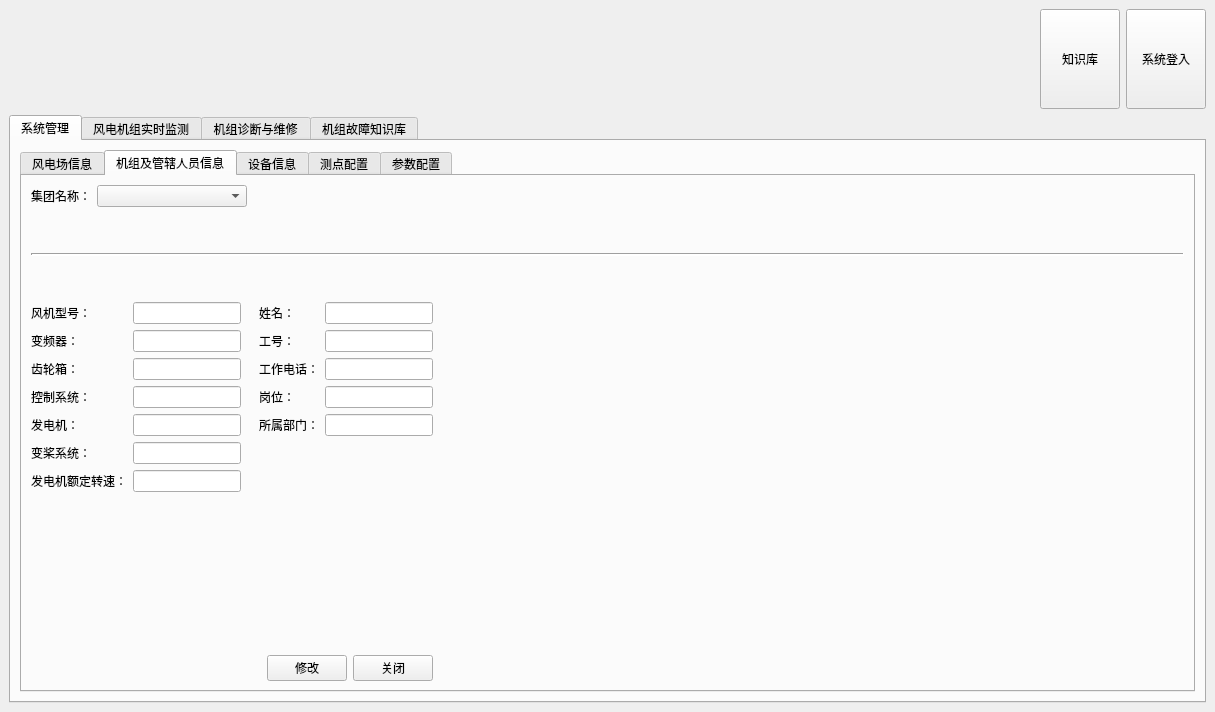
Qt form gui/systemGui/system_main_windows.ui (davidcharming8888/SystemGui) before a commit.
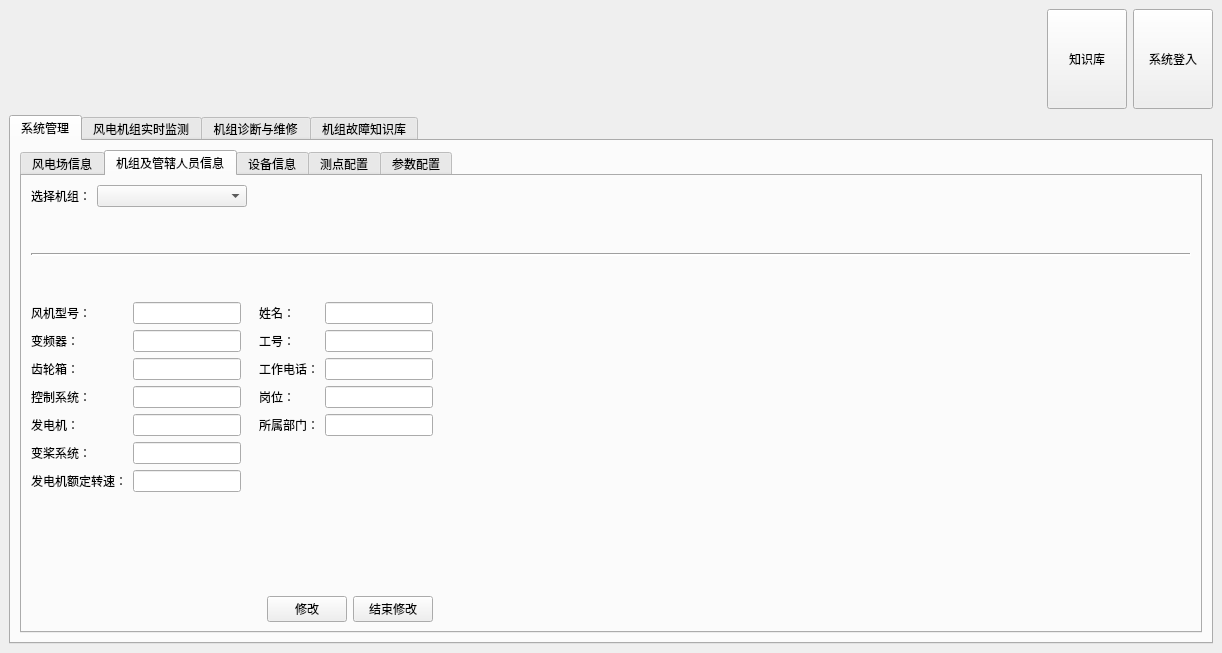
The same form after that commit. The open tabs and pages were chosen to show the change. Icons and pictures are not drawn.

Commit message: Tab1:完成每个子tab表格展示，未完成按钮逻辑

The edit to the form file:
```diff
--- a/gui/systemGui/system_main_windows.ui
+++ b/gui/systemGui/system_main_windows.ui
@@ -6,8 +6,8 @@
    <rect>
     <x>0</x>
     <y>0</y>
-    <width>1215</width>
-    <height>712</height>
+    <width>1222</width>
+    <height>653</height>
    </rect>
   </property>
   <property name="windowTitle">
@@ -333,7 +333,7 @@
                </sizepolicy>
               </property>
               <property name="text">
-               <string>关闭</string>
+               <string>结束修改</string>
               </property>
              </widget>
             </item>
@@ -388,7 +388,7 @@
                </sizepolicy>
               </property>
               <property name="text">
-               <string>集团名称：</string>
+               <string>选择机组：</string>
               </property>
              </widget>
             </item>
```
Left out of the diff: 220 changed lines with no effect on the pictures. The commit also changes 2 other files.
